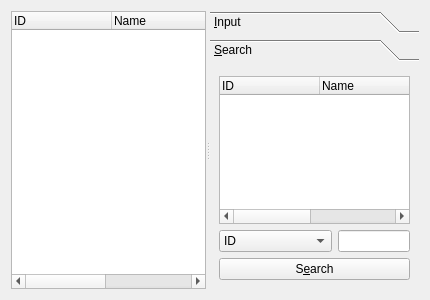
First picture: the form in CSApp/clientmanagerform.ui, repository AndaCondaa/TIL_Qt, before the edit.
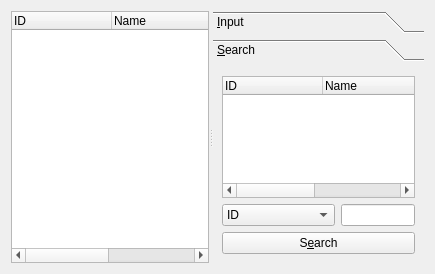
Second picture: the form after the edit. The open tabs and pages were chosen to show the change.

Diff of the .ui file:
```diff
--- a/CSApp/clientmanagerform.ui
+++ b/CSApp/clientmanagerform.ui
@@ -6,8 +6,8 @@
    <rect>
     <x>0</x>
     <y>0</y>
-    <width>430</width>
-    <height>300</height>
+    <width>435</width>
+    <height>274</height>
    </rect>
   </property>
   <property name="windowTitle">
@@ -165,8 +165,8 @@
         <rect>
          <x>0</x>
          <y>0</y>
-         <width>211</width>
-         <height>240</height>
+         <width>203</width>
+         <height>196</height>
         </rect>
        </property>
        <attribute name="label">
```
Left out of the diff: 6 changed lines with no effect on the pictures.
